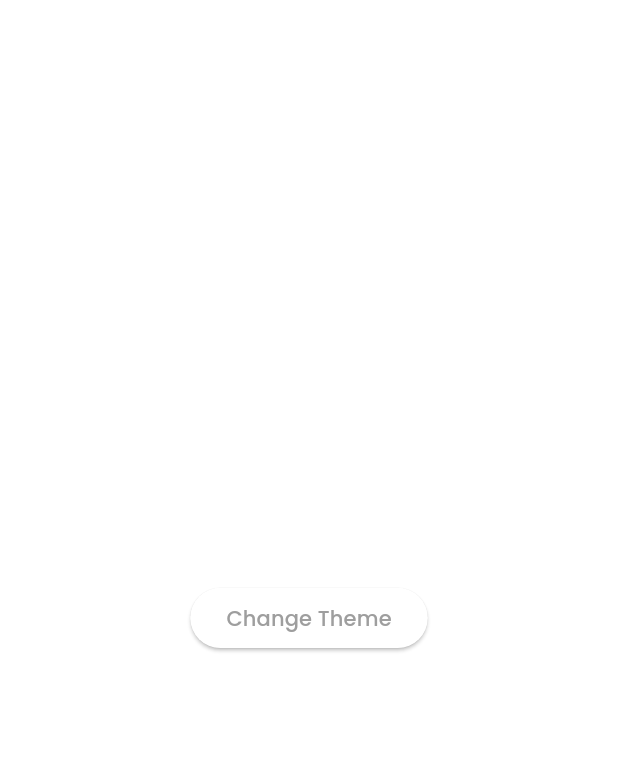
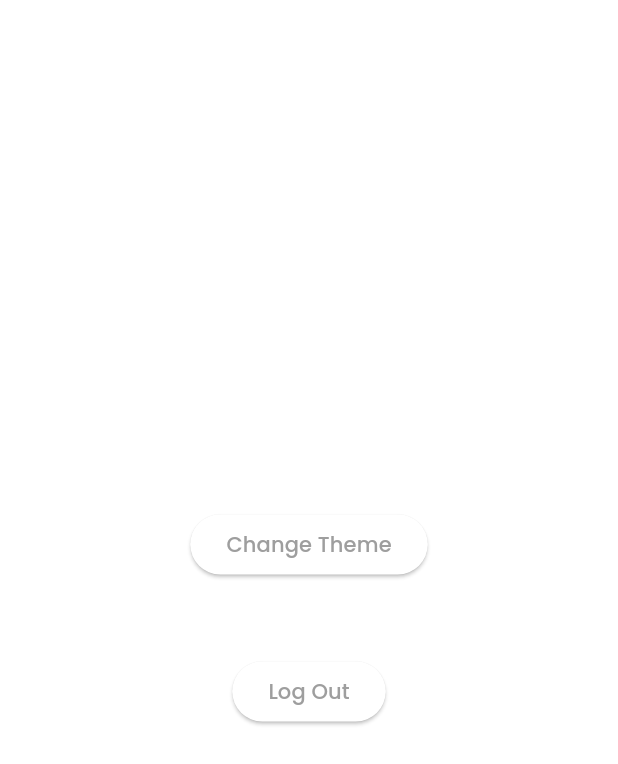
Before and after one commit to NextGenCode27/snapboook, a Flutter app: the HomeView screen opened directly, on a phone screen of 412 x 824 dp. Shown: the top 764 px of the screen. Run offline on Flutter 3.47's test engine with Material 3 defaults, Android fonts, the phone set to English and light mode, and no system bars; our stand-ins replace flutter_bloc, fpdart, get_it, google_fonts, shared_preferences, supabase_flutter; accounts and stored records are empty.

Commit message:
Log Out Done

```diff
--- /dev/null
+++ b/lib/features/home/domain/repository/home_repository.dart
@@ -0,0 +1,6 @@
+import 'package:fpdart/fpdart.dart';
+import 'package:snapbook/core/error/error.dart';
+
+abstract interface class HomeRepository {
+  Future<Either<Failure, dynamic>> homeUserLogOut();
+}
--- /dev/null
+++ b/lib/features/home/domain/usecase/home_user_logout_usecase.dart
@@ -0,0 +1,13 @@
+import 'package:fpdart/fpdart.dart';
+import 'package:snapbook/core/error/error.dart';
+import 'package:snapbook/core/usecase/usecase.dart';
+import 'package:snapbook/features/home/domain/repository/home_repository.dart';
+
+class HomeUserLogoutUsecase implements Usecase<dynamic, NoParams> {
+  final HomeRepository homeRepository;
+  HomeUserLogoutUsecase(this.homeRepository);
+  @override
+  Future<Either<Failure, dynamic>> call(NoParams params) async {
+    return await homeRepository.homeUserLogOut();
+  }
+}
--- /dev/null
+++ b/lib/features/home/presentation/bloc/home_bloc.dart
@@ -0,0 +1,33 @@
+import 'dart:async';
+
+import 'package:flutter/material.dart';
+import 'package:flutter_bloc/flutter_bloc.dart';
+import 'package:snapbook/core/usecase/usecase.dart';
+import 'package:snapbook/features/home/domain/usecase/home_user_logout_usecase.dart';
+
+part 'home_event.dart';
+part 'home_state.dart';
+
+class HomeBloc extends Bloc<HomeEvent, HomeState> {
+  final HomeUserLogoutUsecase _homeUserLogoutUsecase;
+  HomeBloc({required HomeUserLogoutUsecase homeUserLogoutUsecase})
+      : _homeUserLogoutUsecase = homeUserLogoutUsecase,
+        super(HomeInitial()) {
+    on<HomeEvent>(_onMapHomeEventToState);
+    on<HomeUserLogOutEvent>(_onHomeUserLogOutEventToState);
+  }
+
+  FutureOr<void> _onMapHomeEventToState(
+      HomeEvent event, Emitter<HomeState> emit) async {
+    emit(HomeLoading());
+  }
+
+  FutureOr<void> _onHomeUserLogOutEventToState(
+      HomeUserLogOutEvent event, Emitter<HomeState> emit) async {
+    final res = await _homeUserLogoutUsecase.call(NoParams());
+    res.fold(
+      (error) => emit(HomeFailed(message: error.message)),
+      (user) => emit(HomeLogOut()),
+    );
+  }
+}
--- /dev/null
+++ b/lib/features/home/presentation/bloc/home_event.dart
@@ -0,0 +1,12 @@
+part of 'home_bloc.dart';
+
+@immutable
+sealed class HomeEvent {
+  @override
+  String toString() => 'Home Event';
+}
+
+final class HomeUserLogOutEvent extends HomeEvent {
+  @override
+  String toString() => 'Home User Log Out Event';
+}
--- /dev/null
+++ b/lib/features/home/presentation/bloc/home_state.dart
@@ -0,0 +1,30 @@
+part of 'home_bloc.dart';
+
+@immutable
+sealed class HomeState {
+  @override
+  String toString() => 'Home State';
+}
+
+final class HomeInitial extends HomeState {
+  @override
+  String toString() => 'Home Initial';
+}
+
+final class HomeLoading extends HomeState {
+  @override
+  String toString() => 'Home Loading';
+}
+
+final class HomeLogOut extends HomeState {
+  @override
+  String toString() => 'Home Log Out';
+}
+
+final class HomeFailed extends HomeState {
+  final String message;
+  HomeFailed({required this.message});
+
+  @override
+  String toString() => 'Home Failed';
+}
--- a/lib/features/home/presentation/views/home_view.dart
+++ b/lib/features/home/presentation/views/home_view.dart
@@ -1,9 +1,12 @@
 import 'package:flutter/material.dart';
 import 'package:flutter_bloc/flutter_bloc.dart';
+import 'package:snapbook/core/common/widgets/loader.dart';
 import 'package:snapbook/core/themes/bloc/theme_bloc.dart';
 import 'package:snapbook/core/themes/theme_mode/dark_mode.dart';
 import 'package:snapbook/core/themes/theme_mode/light_mode.dart';
 import 'package:snapbook/core/services/shared_pref.dart';
+import 'package:snapbook/features/auth/presentation/views/login_view.dart';
+import 'package:snapbook/features/home/presentation/bloc/home_bloc.dart';
 
 class HomeView extends StatefulWidget {
   static route() => MaterialPageRoute(builder: (context) => const HomeView());
@@ -29,12 +32,41 @@ class _HomeViewState extends State<HomeView> {
 
   @override
   Widget build(BuildContext context) {
-    return Scaffold(
-        body: Center(
-      child: ElevatedButton(
-        onPressed: toggle,
-        child: const Text('Change Theme'),
-      ),
-    ));
+    return BlocConsumer<HomeBloc, HomeState>(
+      listener: (context, state) {
+        if (state is HomeLogOut) {
+          Navigator.of(context)
+              .pushAndRemoveUntil(LoginView.route(), (route) => false);
+        }
+      },
+      builder: (context, state) {
+        if (state is HomeLoading) {
+          return const Loader();
+        }
+
+        return Scaffold(
+          body: Center(
+            child: Column(
+              mainAxisAlignment: MainAxisAlignment.center,
+              children: [
+                ElevatedButton(
+                  onPressed: toggle,
+                  child: const Text('Change Theme'),
+                ),
+                const SizedBox(
+                  height: 50,
+                ),
+                ElevatedButton(
+                  onPressed: () {
+                    context.read<HomeBloc>().add(HomeUserLogOutEvent());
+                  },
+                  child: const Text('Log Out'),
+                ),
+              ],
+            ),
+          ),
+        );
+      },
+    );
   }
 }
--- a/lib/main.dart
+++ b/lib/main.dart
@@ -8,6 +8,7 @@ import 'package:snapbook/core/themes/theme_mode/light_mode.dart';
 import 'package:snapbook/features/auth/presentation/bloc/auth_bloc.dart';
 import 'package:snapbook/features/auth/presentation/views/login_view.dart';
 import 'package:snapbook/core/services/shared_pref.dart';
+import 'package:snapbook/features/home/presentation/bloc/home_bloc.dart';
 import 'package:snapbook/features/home/presentation/views/home_view.dart';
 import 'package:snapbook/init_dependencies.dart';
 
@@ -22,6 +23,7 @@ void main() async {
         BlocProvider(create: (context) => serviceLocator<ThemeBloc>()),
         BlocProvider(create: (context) => serviceLocator<AppUserCubit>()),
         BlocProvider(create: (context) => serviceLocator<AuthBloc>()),
+        BlocProvider(create: (context) => serviceLocator<HomeBloc>()),
       ],
       child: MyApp(isDarkMode: isDarkMode),
     ),
```
Also changed, not shown: lib/features/home/data/data_source/remote/home_remote_datasource.dart (added, +19 -0 lines), lib/features/home/data/repository/home_repository_impl.dart (added, +19 -0 lines), lib/init_dependencies.dart (+24 -0 lines).
